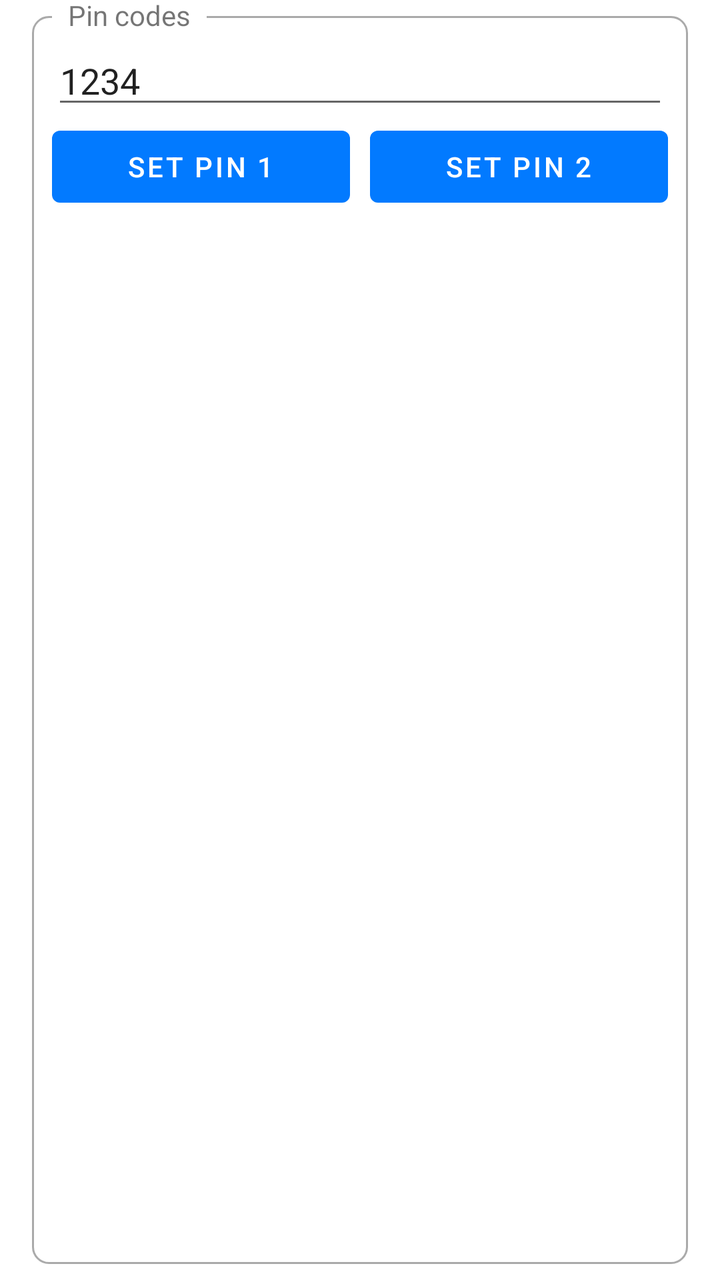
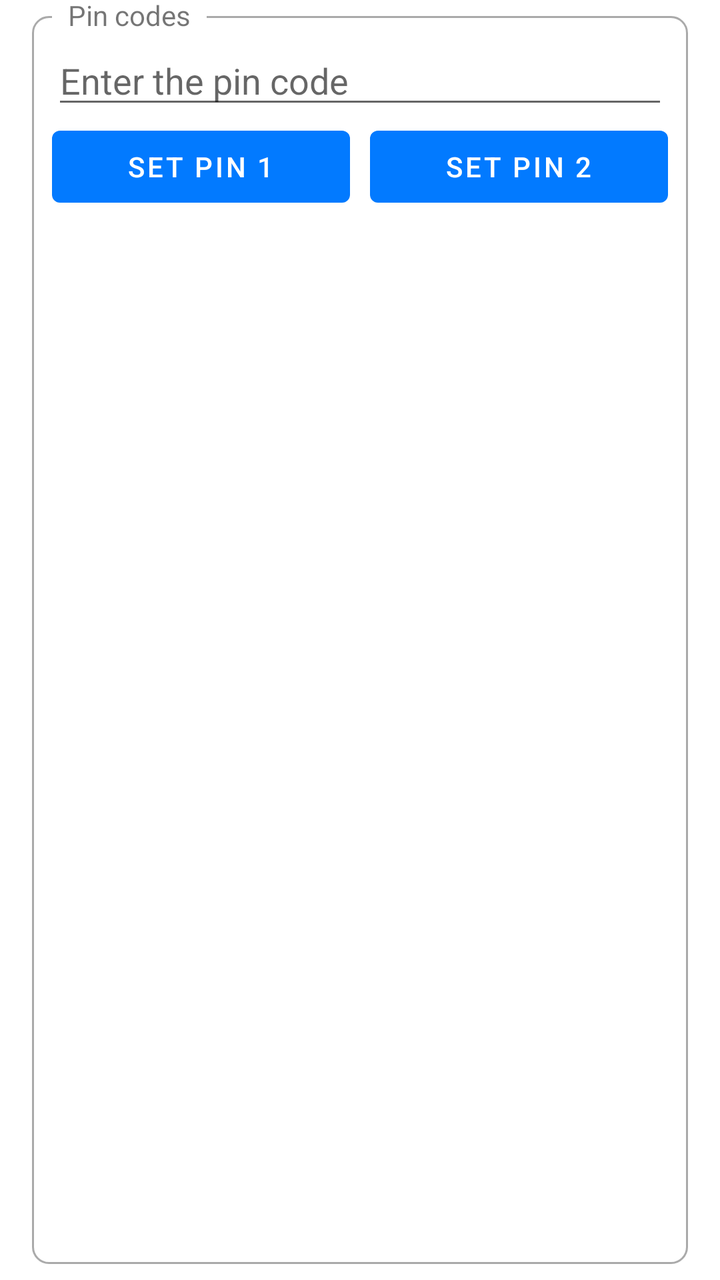

Two renders of the same Android screen: before a commit and after it. Below are the layout's source before the change and the commit's diff.
<!-- AndroidManifest.xml: application theme AppTheme -->
<!-- res/layout/set_pin.xml -->
<?xml version="1.0" encoding="utf-8"?>
<FrameLayout xmlns:android="http://schemas.android.com/apk/res/android"
    android:layout_width="match_parent"
    android:layout_height="wrap_content"
    android:clipToPadding="false"
    android:paddingStart="@dimen/box_padding_horizontal"
    android:paddingTop="@dimen/box_padding_vertical"
    android:paddingEnd="@dimen/box_padding_horizontal"
    android:paddingBottom="@dimen/box_padding_vertical">

    <FrameLayout
        android:layout_width="match_parent"
        android:layout_height="match_parent"
        android:background="@drawable/rounded_corner" />

    <TextView
        android:layout_width="wrap_content"
        android:layout_height="wrap_content"
        android:background="@android:color/background_light"
        android:paddingStart="8dp"
        android:paddingEnd="8dp"
        android:text="Pin codes"
        android:translationX="10dp"
        android:translationY="-10dp" />

    <FrameLayout
        android:id="@+id/contentContainer"
        android:layout_width="match_parent"
        android:layout_height="match_parent"
        android:layout_margin="10dp">

        <LinearLayout
            android:layout_width="match_parent"
            android:layout_height="wrap_content"
            android:orientation="vertical">

            <EditText
                android:id="@+id/etPinCode"
                android:layout_width="match_parent"
                android:layout_height="wrap_content"
                android:hint="Enter the pin code"
                android:text="1234" />

            <LinearLayout
                android:layout_width="match_parent"
                android:layout_height="wrap_content"
                android:gravity="center"
                android:orientation="horizontal">

                <Button
                    android:id="@+id/btnSetPin1"
                    android:layout_width="0dp"
                    android:layout_height="wrap_content"
                    android:layout_weight="1"
                    android:text="Set pin 1" />

                <View
                    android:layout_width="10dp"
                    android:layout_height="1dp" />

                <Button
                    android:id="@+id/btnSetPin2"
                    android:layout_width="0dp"
                    android:layout_height="wrap_content"
                    android:layout_weight="1"
                    android:text="Set pin 2" />

            </LinearLayout>
        </LinearLayout>
    </FrameLayout>

</FrameLayout>
<!-- resources referenced by this layout -->
<resources>
  <dimen name="box_padding_horizontal">16dp</dimen>
  <dimen name="box_padding_vertical">8dp</dimen>
  <!-- drawable rounded_corner (drawable) -->
  <?xml version="1.0" encoding="utf-8"?>
  <shape xmlns:android="http://schemas.android.com/apk/res/android">
      <stroke
          android:width="1dp"
          android:color="@android:color/darker_gray" />
  
      <solid android:color="@android:color/transparent" />
  
      <padding
          android:bottom="5dp"
          android:left="5dp"
          android:right="5dp"
          android:top="5dp" />
  
      <corners android:radius="8dp" />
  </shape>
  <style name="AppTheme" parent="Theme.MaterialComponents.Light.NoActionBar">
          
          <item name="colorPrimary">@color/colorPrimary</item>
          <item name="colorPrimaryDark">@color/colorPrimaryDark</item>
          <item name="colorAccent">@color/colorAccent</item>
          <item name="android:windowBackground">@android:color/background_light</item>
      </style>
  <color name="colorPrimary">#027aff</color>
  <color name="colorPrimaryDark">#027AFF</color>
  <color name="colorAccent">#027AFF</color>
</resources>

<!-- the commit's change to res/layout/set_pin.xml (unified diff, before → after) -->
@@ -38,8 +38,7 @@
                 android:id="@+id/etPinCode"
                 android:layout_width="match_parent"
                 android:layout_height="wrap_content"
-                android:hint="Enter the pin code"
-                android:text="1234" />
+                android:hint="Enter the pin code" />
 
             <LinearLayout
                 android:layout_width="match_parent"
